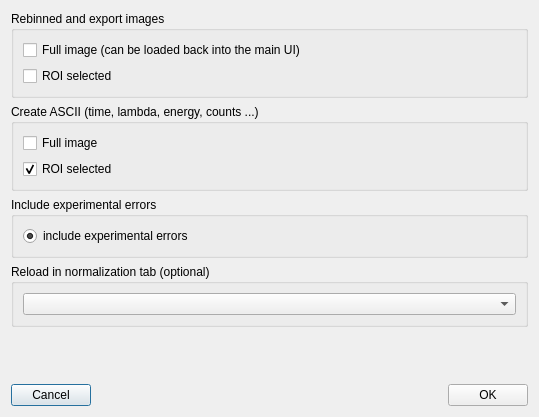
Before: the Qt Designer form src/ibeatles/ui/ui_tof_bin_export.ui in ornlneutronimaging/iBeatles, drawn with Qt 5.
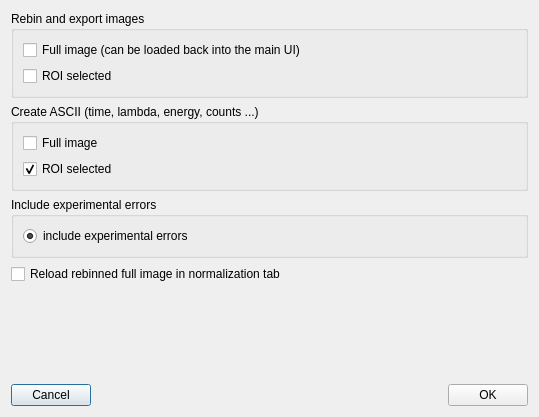
After: the same form once the commit is applied.

The edit to the form file:
```diff
--- a/src/ibeatles/ui/ui_tof_bin_export.ui
+++ b/src/ibeatles/ui/ui_tof_bin_export.ui
@@ -20,7 +20,7 @@
    <item>
     <widget class="QGroupBox" name="groupBox_3">
      <property name="title">
-      <string>Rebinned and export images</string>
+      <string>Rebin and export images</string>
      </property>
      <layout class="QVBoxLayout" name="verticalLayout_4">
       <item>
@@ -89,15 +89,10 @@
     </widget>
    </item>
    <item>
-    <widget class="QGroupBox" name="reload_groupBox">
-     <property name="title">
-      <string>Reload in normalization tab (optional)</string>
+    <widget class="QCheckBox" name="reload_full_image_checkBox">
+     <property name="text">
+      <string>Reload rebinned full image in normalization tab</string>
      </property>
-     <layout class="QHBoxLayout" name="horizontalLayout_2">
-      <item>
-       <widget class="QComboBox" name="reload_comboBox"/>
-      </item>
-     </layout>
     </widget>
    </item>
    <item>
```
Left out of the diff: 17 changed lines with no effect on the pictures.
